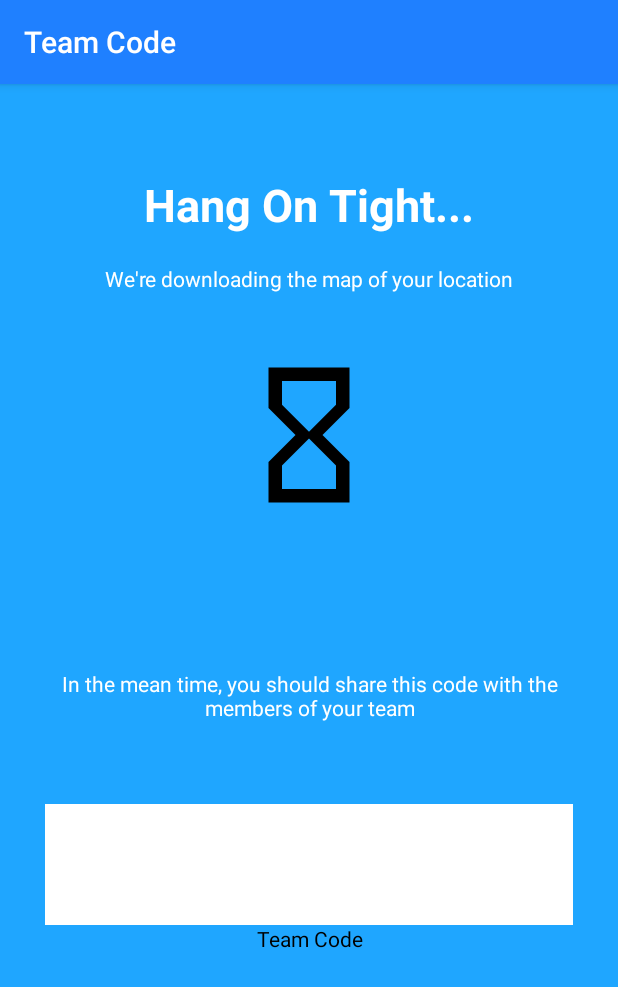
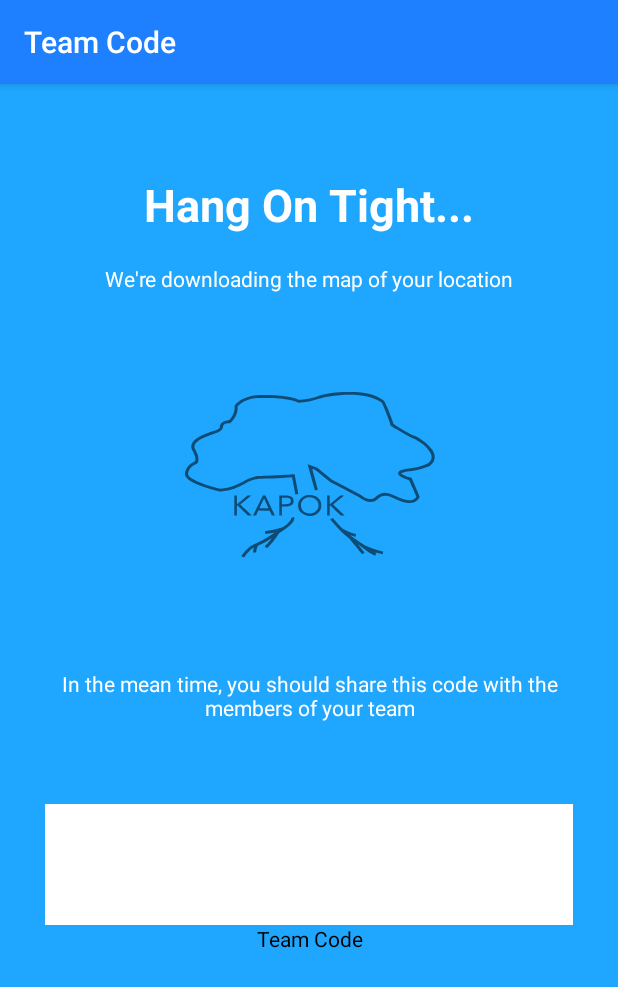
Before and after one commit to NishantAcharya/kapok-android, an Android app: the WaitingScreenActivity screen opened directly, with no data from a screen before it, on a phone screen of 412 x 824 dp. Shown: the top 987 px of the screen. Run offline under Robolectric (Android 15) with nearby library versions, the phone set to English and light mode, and no system bars.

Commit message:
Added wait animations

```diff
--- a/app/src/main/java/com/kapok/brianramirez/kapok/WaitingScreenActivity.java
+++ b/app/src/main/java/com/kapok/brianramirez/kapok/WaitingScreenActivity.java
@@ -1,15 +1,19 @@
 package com.kapok.brianramirez.kapok;
 
 import android.content.Intent;
+import android.graphics.drawable.AnimationDrawable;
 import android.os.Bundle;
 import android.os.Handler;
 import android.support.v7.app.AppCompatActivity;
 import android.support.v7.app.AppCompatDelegate;
+import android.widget.ImageView;
 import android.widget.TextView;
 
 
 public class WaitingScreenActivity extends AppCompatActivity {
     String teamCodeDisplay;
+    AnimationDrawable logoani;
+    ImageView logo;
     @Override
     protected void onCreate(Bundle savedInstanceState) {
         super.onCreate(savedInstanceState);
@@ -20,6 +24,12 @@ public class WaitingScreenActivity extends AppCompatActivity {
             setTheme(R.style.AppTheme);
         }
         setContentView(R.layout.activity_code_display);
+        logo = findViewById(R.id.teamCodeAnim);
+
+        //Creating the entering animation
+        logo.setBackgroundResource(R.drawable.kapok_animation_loop);
+        logoani = (AnimationDrawable) logo.getBackground();
+
      //Getting intent data from the last activity
         Intent intent = getIntent();
         teamCodeDisplay = intent.getStringExtra("Team Code");
@@ -35,6 +45,14 @@ public class WaitingScreenActivity extends AppCompatActivity {
         TextView myText = (TextView)findViewById(R.id.teamCodeDisplay);
         myText.setText(teamCodeDisplay);
     }
+
+    //Starts the animation
+    @Override
+    public void onWindowFocusChanged(boolean hasFocus) {
+        super.onWindowFocusChanged(hasFocus);
+        logoani.start();
+    }
+
     //Leads to ap avtivity
         public void openMaps(String teamCode){
         Intent intent = new Intent(this, MapActivity.class).putExtra("team_join_id", teamCode);
--- /dev/null
+++ b/app/src/main/res/drawable/kapok_animation_loop.xml
@@ -0,0 +1,21 @@
+<?xml version="1.0" encoding="utf-8"?>
+<animation-list xmlns:android="http://schemas.android.com/apk/res/android"
+    android:oneshot="false">
+
+    <item
+        android:drawable="@drawable/ic_logoani_04__"
+        android:duration="1000"
+        />
+    <item
+        android:drawable="@drawable/ic_logoani_02__"
+        android:duration="1000"
+        />
+    <item
+        android:drawable="@drawable/ic_logoani_03__"
+        android:duration="1000"
+        />
+    <item
+        android:drawable="@drawable/ic_logoani_01__"
+        android:duration="1000"
+        />
+</animation-list>
--- a/app/src/main/res/layout/activity_code_display.xml
+++ b/app/src/main/res/layout/activity_code_display.xml
@@ -31,9 +31,9 @@
         android:textAlignment="center"
         android:layout_centerHorizontal="true"/>
     <ImageView
-        android:layout_width="wrap_content"
-        android:layout_height="wrap_content"
-        android:src="@drawable/icon_wait"
+        android:id = "@+id/teamCodeAnim"
+        android:layout_width="200dp"
+        android:layout_height="150dp"
         android:layout_centerHorizontal="true"
         android:layout_marginTop="180dp"/>
     <TextView
--- a/app/src/main/res/layout/activity_waiting_to_join.xml
+++ b/app/src/main/res/layout/activity_waiting_to_join.xml
@@ -57,12 +57,12 @@
 
         <ImageView
             android:id="@+id/imageView2"
-            android:layout_width="60dp"
-            android:layout_height="120dp"
+            android:layout_width="200dp"
+            android:layout_height="150dp"
             android:layout_alignParentTop="true"
             android:layout_centerHorizontal="true"
             android:layout_marginTop="300dp"
-            app:srcCompat="@drawable/wait"/>
+            />
 
         <TextView
             android:layout_width="240dp"
```
Also changed, not shown: app/src/main/java/com/kapok/brianramirez/kapok/JoinWaitActivity.java (+17 -0 lines).
